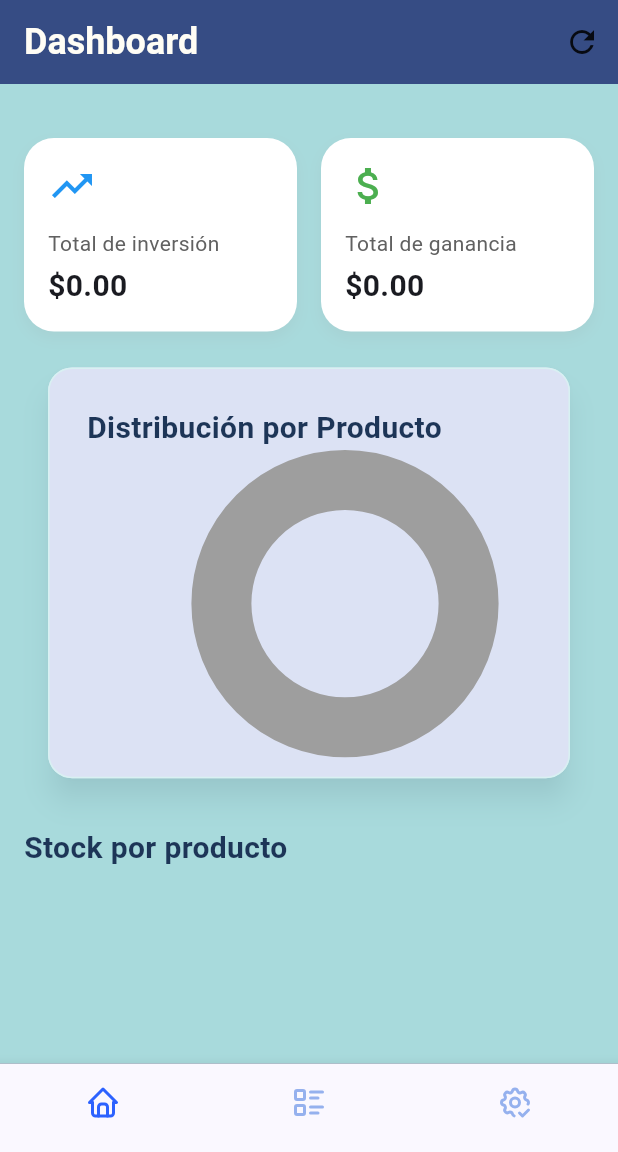
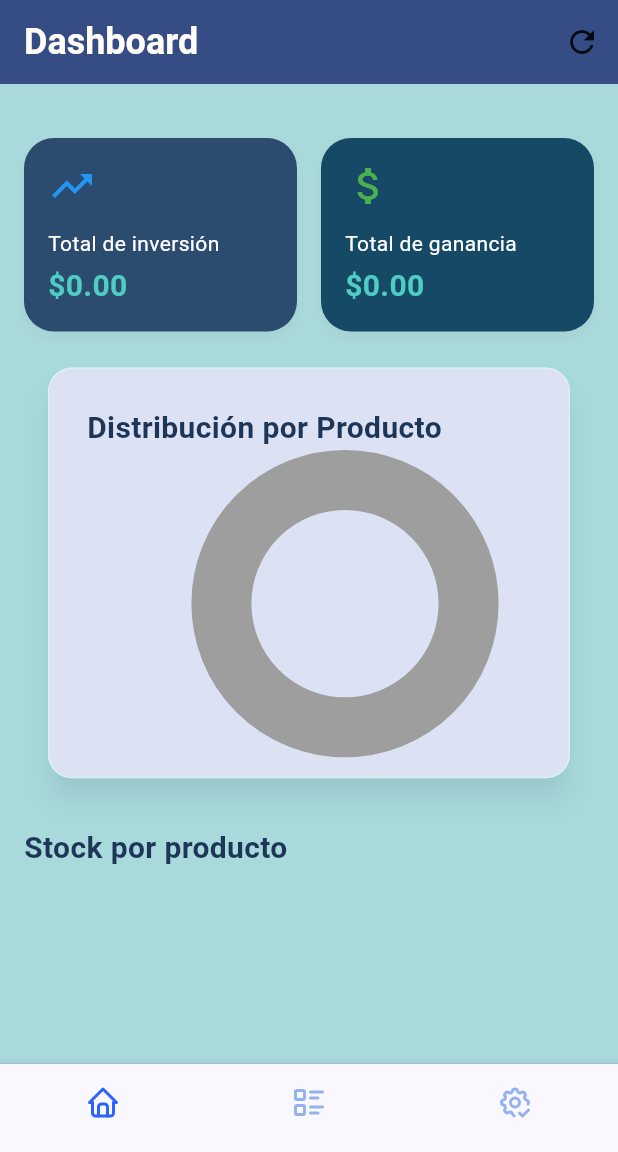
Before and after one commit to AldroX/miAlmacenApp, a Flutter app: the screen it shows after launch, on a phone screen of 412 x 824 dp, the part 84-1236 px from its top. Run offline on Flutter 3.47's test engine with Material 3 defaults, Android fonts, the phone set to English and light mode, and no system bars; drawn by our look-alikes of pie_chart; our stand-ins replace firebase_core, flutter_svg, hive, hive_flutter, image_picker; accounts and stored records are empty.

Commit message:
fix:add color de fondo

```diff
--- a/lib/widgets/metrics_card.dart
+++ b/lib/widgets/metrics_card.dart
@@ -1,11 +1,13 @@
 // metrics_card.dart
 import 'package:flutter/material.dart';
+import 'package:mialmacen/core/theme/palette_colors.dart';
 
 class MetricsCard extends StatelessWidget {
   final String title;
   final String value;
   final IconData icon;
   final Color color;
+  final Color background;
 
   const MetricsCard({
     Key? key,
@@ -13,6 +15,7 @@ class MetricsCard extends StatelessWidget {
     required this.value,
     required this.icon,
     required this.color,
+    required this.background,
   }) : super(key: key);
 
   @override
@@ -21,7 +24,7 @@ class MetricsCard extends StatelessWidget {
       child: Container(
         padding: const EdgeInsets.all(16),
         decoration: BoxDecoration(
-          color: Colors.white,
+          color: background,
           borderRadius: BorderRadius.circular(20),
           boxShadow: [
             BoxShadow(
@@ -38,18 +41,18 @@ class MetricsCard extends StatelessWidget {
             const SizedBox(height: 12),
             Text(
               title,
-              style: TextStyle(
+              style: const TextStyle(
                 fontSize: 14,
-                color: Colors.grey[700],
+                color: Colors.white,
               ),
             ),
             const SizedBox(height: 4),
             Text(
               value,
               style: const TextStyle(
-                fontSize: 20,
-                fontWeight: FontWeight.bold,
-              ),
+                  fontSize: 20,
+                  fontWeight: FontWeight.bold,
+                  color: AppColors.verdeMentaClaro),
             ),
           ],
         ),
```
